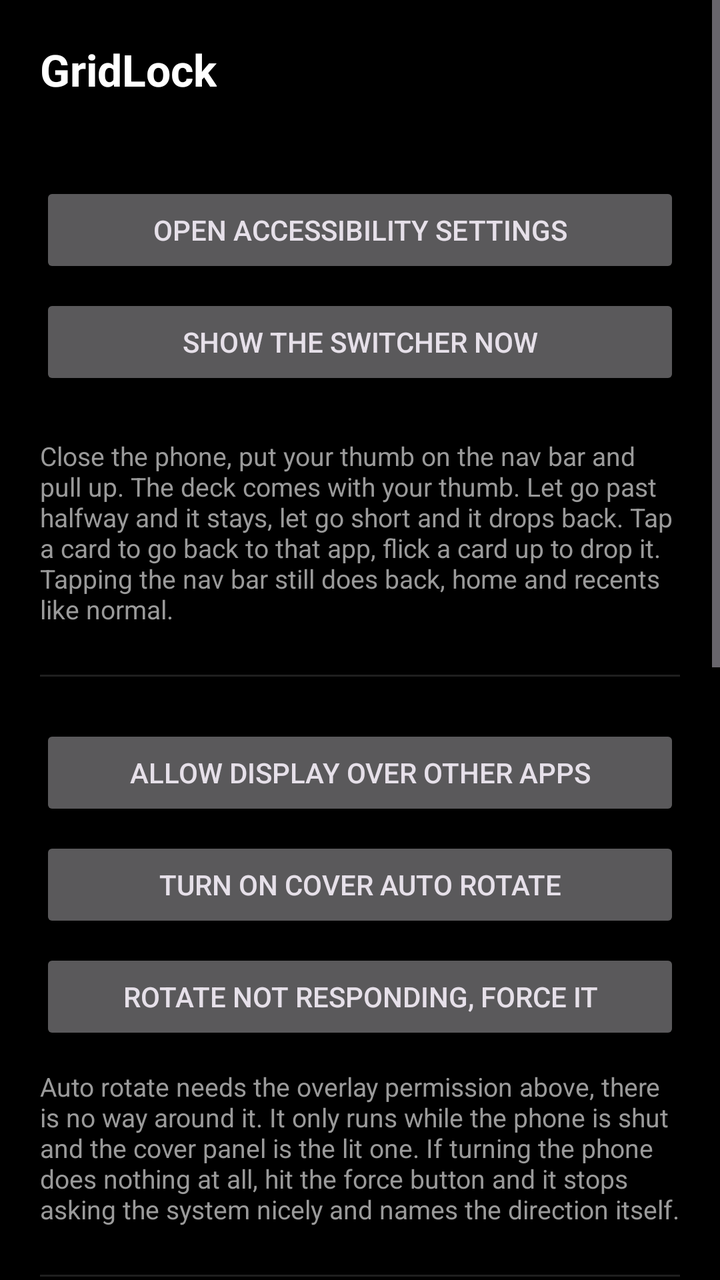
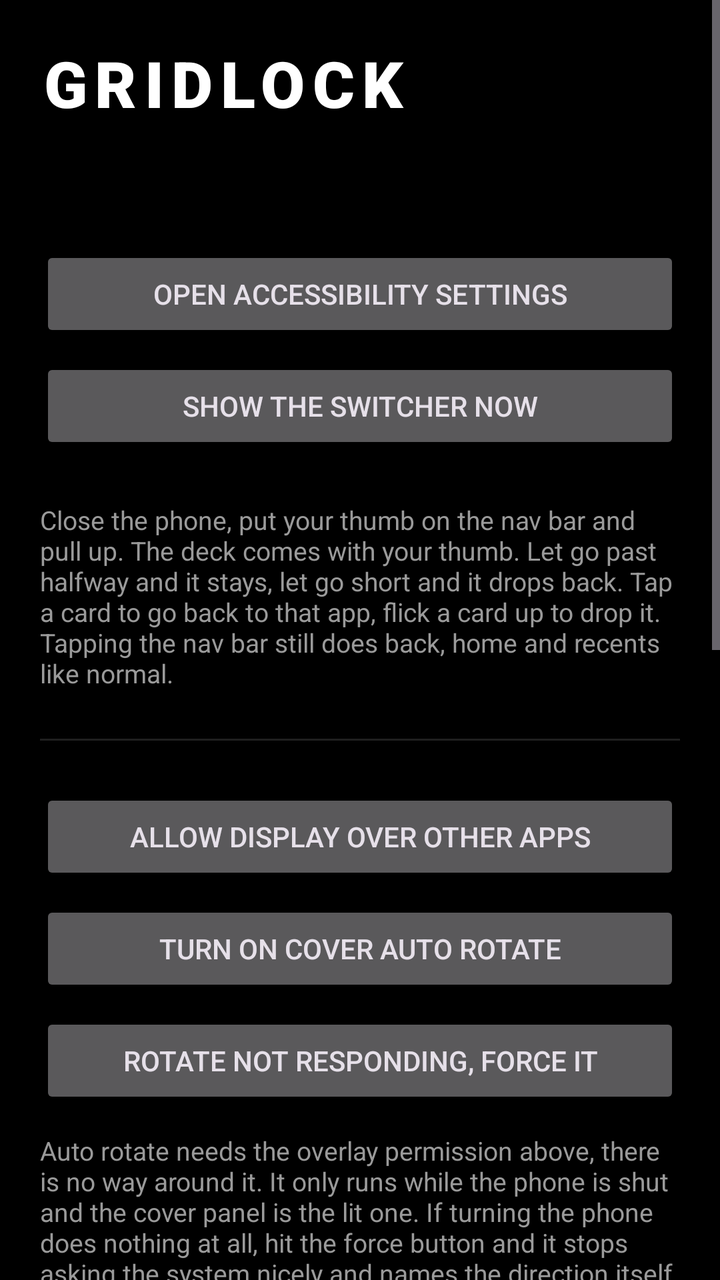

Compare the two renders of this Android layout. The source of the first and the diff that turns it into the second are given below.
<!-- AndroidManifest.xml: application theme Theme.CoverScreen -->
<!-- res/layout/activity_main.xml -->
<?xml version="1.0" encoding="utf-8"?>
<ScrollView xmlns:android="http://schemas.android.com/apk/res/android"
    android:id="@+id/main"
    android:layout_width="match_parent"
    android:layout_height="match_parent"
    android:background="@color/bg"
    android:fillViewport="true">

    <LinearLayout
        android:layout_width="match_parent"
        android:layout_height="wrap_content"
        android:orientation="vertical"
        android:padding="20dp">

        <TextView
            android:layout_width="wrap_content"
            android:layout_height="wrap_content"
            android:text="@string/app_name"
            android:textColor="@color/fg"
            android:textSize="22sp"
            android:textStyle="bold" />

        <TextView
            android:id="@+id/state"
            android:layout_width="match_parent"
            android:layout_height="wrap_content"
            android:layout_marginTop="6dp"
            android:textColor="@color/dim"
            android:textSize="13sp" />

        <Button
            android:id="@+id/enable"
            android:layout_width="match_parent"
            android:layout_height="wrap_content"
            android:layout_marginTop="18dp"
            android:text="@string/enable" />

        <Button
            android:id="@+id/test"
            android:layout_width="match_parent"
            android:layout_height="wrap_content"
            android:layout_marginTop="8dp"
            android:text="@string/test" />

        <TextView
            android:layout_width="match_parent"
            android:layout_height="wrap_content"
            android:layout_marginTop="24dp"
            android:text="@string/how"
            android:textColor="@color/dim"
            android:textSize="13sp" />

        <View
            android:layout_width="match_parent"
            android:layout_height="1dp"
            android:layout_marginTop="24dp"
            android:background="@color/edge" />

        <Button
            android:id="@+id/grant"
            android:layout_width="match_parent"
            android:layout_height="wrap_content"
            android:layout_marginTop="24dp"
            android:text="@string/overlay" />

        <Button
            android:id="@+id/spin"
            android:layout_width="match_parent"
            android:layout_height="wrap_content"
            android:layout_marginTop="8dp"
            android:text="@string/rotate_on" />

        <Button
            android:id="@+id/strict"
            android:layout_width="match_parent"
            android:layout_height="wrap_content"
            android:layout_marginTop="8dp"
            android:text="@string/strict" />

        <TextView
            android:layout_width="match_parent"
            android:layout_height="wrap_content"
            android:layout_marginTop="12dp"
            android:text="@string/how_rotate"
            android:textColor="@color/dim"
            android:textSize="13sp" />

        <View
            android:layout_width="match_parent"
            android:layout_height="1dp"
            android:layout_marginTop="24dp"
            android:background="@color/edge" />

        <TextView
            android:layout_width="wrap_content"
            android:layout_height="wrap_content"
            android:layout_marginTop="24dp"
            android:text="@string/sec_shizuku"
            android:textColor="@color/fg"
            android:textSize="13sp"
            android:textStyle="bold" />

        <TextView
            android:id="@+id/shizuku_state"
            android:layout_width="match_parent"
            android:layout_height="wrap_content"
            android:layout_marginTop="6dp"
            android:textColor="@color/dim"
            android:textSize="13sp" />

        <Button
            android:id="@+id/shizuku"
            android:layout_width="match_parent"
            android:layout_height="wrap_content"
            android:layout_marginTop="12dp"
            android:text="@string/shizuku_get" />

        <TextView
            android:layout_width="match_parent"
            android:layout_height="wrap_content"
            android:layout_marginTop="12dp"
            android:text="@string/how_shizuku"
            android:textColor="@color/dim"
            android:textSize="13sp" />

        <View
            android:layout_width="match_parent"
            android:layout_height="1dp"
            android:layout_marginTop="24dp"
            android:background="@color/edge" />

        <TextView
            android:layout_width="wrap_content"
            android:layout_height="wrap_content"
            android:layout_marginTop="24dp"
            android:text="@string/sec_launcher"
            android:textColor="@color/fg"
            android:textSize="13sp"
            android:textStyle="bold" />

        <Button
            android:id="@+id/open_launcher"
            android:layout_width="match_parent"
            android:layout_height="wrap_content"
            android:layout_marginTop="12dp"
            android:text="@string/open_launcher" />

        <Button
            android:id="@+id/launcher_settings"
            android:layout_width="match_parent"
            android:layout_height="wrap_content"
            android:layout_marginTop="8dp"
            android:text="@string/settings_title" />

        <TextView
            android:layout_width="match_parent"
            android:layout_height="wrap_content"
            android:layout_marginTop="12dp"
            android:text="@string/how_launcher"
            android:textColor="@color/dim"
            android:textSize="13sp" />

        <TextView
            android:layout_width="wrap_content"
            android:layout_height="wrap_content"
            android:layout_marginTop="24dp"
            android:text="@string/panels"
            android:textColor="@color/fg"
            android:textSize="13sp"
            android:textStyle="bold" />

        <TextView
            android:id="@+id/displays"
            android:layout_width="match_parent"
            android:layout_height="wrap_content"
            android:layout_marginTop="6dp"
            android:fontFamily="monospace"
            android:textColor="@color/dim"
            android:textSize="12sp" />
    </LinearLayout>
</ScrollView>
<!-- resources referenced by this layout -->
<resources>
  <color name="bg">#FF000000</color>
  <color name="dim">#FF9A9A9A</color>
  <color name="edge">#1FFFFFFF</color>
  <color name="fg">#FFFFFFFF</color>
  <string name="app_name">GridLock</string>
  <string name="enable">Open accessibility settings</string>
  <string name="how">Close the phone, put your thumb on the nav bar and pull up. The deck comes with your thumb. Let go past halfway and it stays, let go short and it drops back. Tap a card to go back to that app, flick a card up to drop it. Tapping the nav bar still does back, home and recents like normal.</string>
  <string name="how_launcher">The cover launcher is the app grid shown on the cover screen. Open it from the cover screen widget or from here.</string>
  <string name="how_rotate">Auto rotate needs the overlay permission above, there is no way around it. It only runs while the phone is shut and the cover panel is the lit one. If turning the phone does nothing at all, hit the force button and it stops asking the system nicely and names the direction itself.</string>
  <string name="how_shizuku">Optional, and everything works without it. With Shizuku running, the deck reads the real task list instead of guessing one, uses the pictures the system already took, and a swipe actually closes the app rather than only hiding the card. Tapping a card resumes that exact task instead of restarting the app. Shizuku stops at every reboot unless your phone is rooted, so this button will ask you to start it again.</string>
  <string name="open_launcher">Open cover launcher</string>
  <string name="overlay">Allow display over other apps</string>
  <string name="panels">Displays</string>
  <string name="rotate_on">Turn on cover auto rotate</string>
  <string name="sec_launcher">Cover launcher</string>
  <string name="sec_shizuku">Real task control</string>
  <string name="settings_title">Launcher settings</string>
  <string name="shizuku_get">Get Shizuku</string>
  <string name="strict">Rotate not responding, force it</string>
  <string name="test">Show the switcher now</string>
  <style name="Theme.CoverScreen" parent="Base.Theme.CoverScreen" />
  <style name="Base.Theme.CoverScreen" parent="Theme.Material3.Dark.NoActionBar">
          <item name="android:windowBackground">@color/bg</item>
          <item name="android:colorBackground">@color/bg</item>
          <item name="colorPrimary">@color/fg</item>
      </style>
</resources>

<!-- the commit's change to res/layout/activity_main.xml (unified diff, before → after) -->
@@ -12,13 +12,71 @@
         android:orientation="vertical"
         android:padding="20dp">
 
-        <TextView
-            android:layout_width="wrap_content"
-            android:layout_height="wrap_content"
-            android:text="@string/app_name"
-            android:textColor="@color/fg"
-            android:textSize="22sp"
-            android:textStyle="bold" />
+        
+        <TextView
+            android:layout_width="wrap_content"
+            android:layout_height="wrap_content"
+            android:fontFamily="sans-serif-black"
+            android:letterSpacing="0.12"
+            android:text="GRIDLOCK"
+            android:textColor="@color/fg"
+            android:textSize="32sp"
+            android:textStyle="bold" />
+
+        <TextView
+            android:id="@+id/version_label"
+            android:layout_width="wrap_content"
+            android:layout_height="wrap_content"
+            android:layout_marginTop="2dp"
+            android:textColor="@color/dim"
+            android:textSize="12sp" />
+
+        
+        <LinearLayout
+            android:id="@+id/update_banner"
+            android:layout_width="match_parent"
+            android:layout_height="wrap_content"
+            android:layout_marginTop="16dp"
+            android:background="@color/card"
+            android:orientation="vertical"
+            android:padding="14dp"
+            android:visibility="gone">
+
+            <TextView
+                android:id="@+id/update_title"
+                android:layout_width="wrap_content"
+                android:layout_height="wrap_content"
+                android:textColor="@color/fg"
+                android:textSize="14sp"
+                android:textStyle="bold" />
+
+            <TextView
+                android:id="@+id/update_changelog"
+                android:layout_width="match_parent"
+                android:layout_height="wrap_content"
+                android:layout_marginTop="6dp"
+                android:textColor="@color/dim"
+                android:textSize="12sp" />
+
+            <Button
+                android:id="@+id/update_install"
+                android:layout_width="match_parent"
+                android:layout_height="wrap_content"
+                android:layout_marginTop="10dp"
+                android:text="Install"
+                android:visibility="gone" />
+
+            <TextView
+                android:id="@+id/update_progress"
+                android:layout_width="wrap_content"
+                android:layout_height="wrap_content"
+                android:layout_marginTop="6dp"
+                android:text="Downloading…"
+                android:textColor="@color/dim"
+                android:textSize="12sp"
+                android:visibility="gone" />
+
+        </LinearLayout>
 
         <TextView
             android:id="@+id/state"
<!-- resource entries referenced after the edit -->
@@ -1,10 +1,10 @@
 <!-- resources referenced by this layout -->
 <resources>
   <color name="bg">#FF000000</color>
+  <color name="card">#FF1C1C1E</color>
   <color name="dim">#FF9A9A9A</color>
   <color name="edge">#1FFFFFFF</color>
   <color name="fg">#FFFFFFFF</color>
-  <string name="app_name">GridLock</string>
   <string name="enable">Open accessibility settings</string>
   <string name="how">Close the phone, put your thumb on the nav bar and pull up. The deck comes with your thumb. Let go past halfway and it stays, let go short and it drops back. Tap a card to go back to that app, flick a card up to drop it. Tapping the nav bar still does back, home and recents like normal.</string>
   <string name="how_launcher">The cover launcher is the app grid shown on the cover screen. Open it from the cover screen widget or from here.</string>
